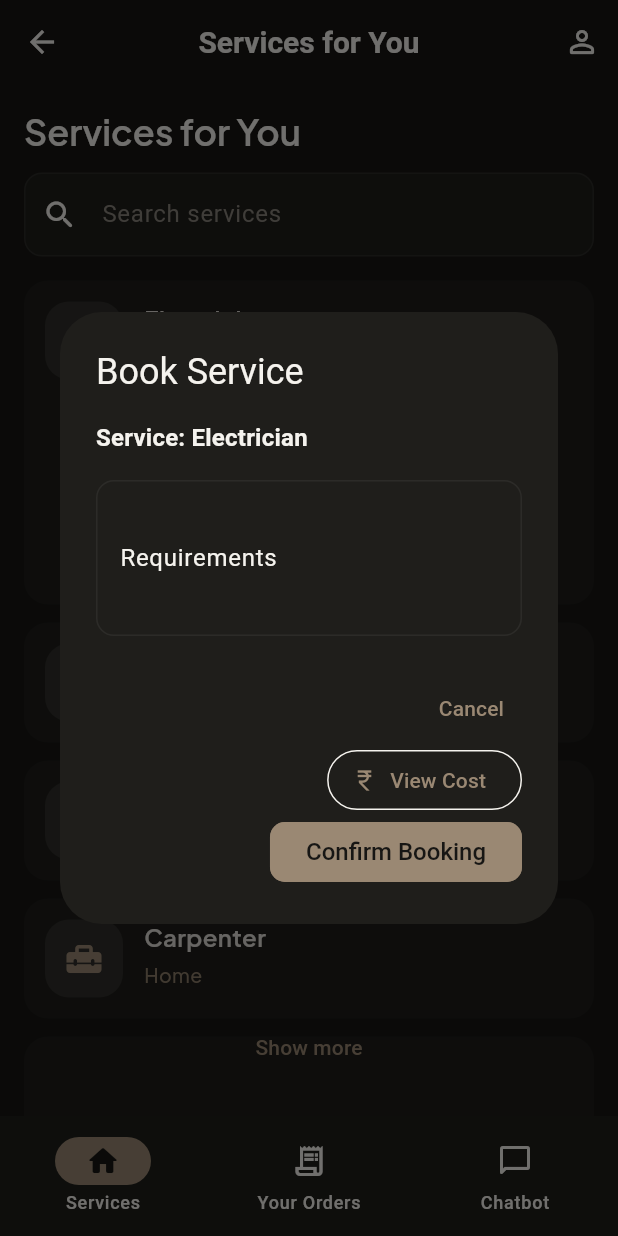
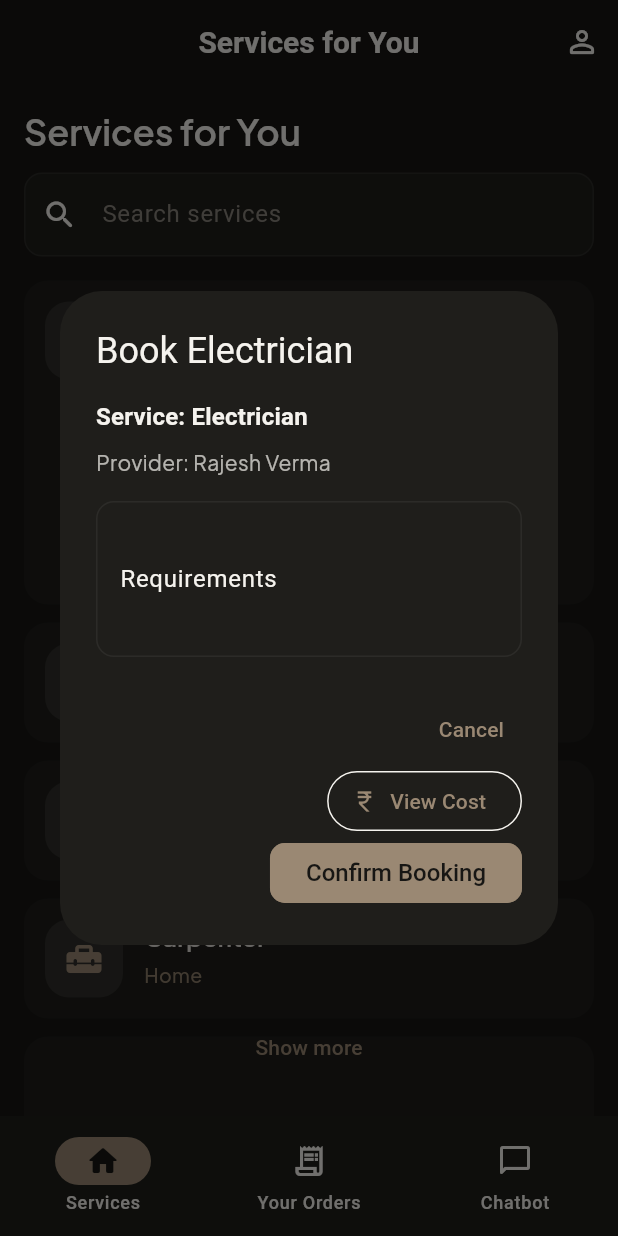
Before and after one commit to Adarsh-228/Technex_Hackathon, a Flutter app: the HomeScreen screen opened directly, after a tap on "Electrician", after a tap on "Book Service", on a phone screen of 412 x 824 dp. Run offline on Flutter 3.47's test engine with Material 3 defaults, Android fonts, the phone set to English and light mode, and no system bars; our stand-ins replace flutter_map, geocoding, geolocator, google_fonts, latlong2, sqflite; accounts and stored records are empty.

Commit message:
Updated the app flow

```diff
--- a/lib/main.dart
+++ b/lib/main.dart
@@ -296,12 +296,15 @@ class RoleSelectionScreen extends StatelessWidget {
                       if (!context.mounted) return;
 
                       if (existing != null) {
-                        Navigator.of(context).push(
+                        // Returning customer: go directly to home, clear navigation stack
+                        Navigator.of(context).pushAndRemoveUntil(
                           MaterialPageRoute<void>(
                             builder: (_) => const HomeScreen(),
                           ),
+                          (route) => false,
                         );
                       } else {
+                        // New customer: go to login form, can go back to role selection
                         Navigator.of(context).push(
                           MaterialPageRoute<void>(
                             builder: (_) => const CustomerDetailsScreen(),
--- a/lib/screens/home_screen.dart
+++ b/lib/screens/home_screen.dart
@@ -433,7 +433,7 @@ class _ServiceRowState extends State<_ServiceRow> {
         return StatefulBuilder(
           builder: (dialogCtx, setDialogState) {
             return AlertDialog(
-              title: const Text('Book Service'),
+              title: Text('Book ${widget.service.serviceName}'),
               content: Column(
                 mainAxisSize: MainAxisSize.min,
                 crossAxisAlignment: CrossAxisAlignment.start,
@@ -442,6 +442,13 @@ class _ServiceRowState extends State<_ServiceRow> {
                     'Service: ${widget.service.serviceName}',
                     style: Theme.of(context).textTheme.titleMedium?.copyWith(
                       fontWeight: FontWeight.w600,
+                    ),
+                  ),
+                  const SizedBox(height: 8),
+                  Text(
+                    'Provider: ${widget.service.providerName}',
+                    style: Theme.of(context).textTheme.bodyMedium?.copyWith(
+                      color: Theme.of(context).colorScheme.onSurface.withOpacity(0.7),
                     ),
                   ),
                   const SizedBox(height: 16),
```
Also changed, not shown: lib/screens/customer_details_screen.dart (+33 -18 lines), lib/screens/customer_profile_screen.dart (+8 -6 lines), 1 other file.
